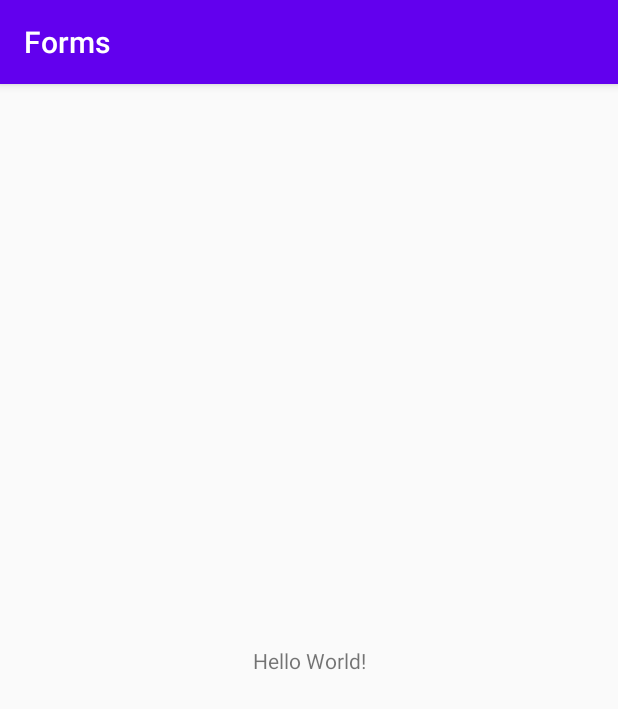
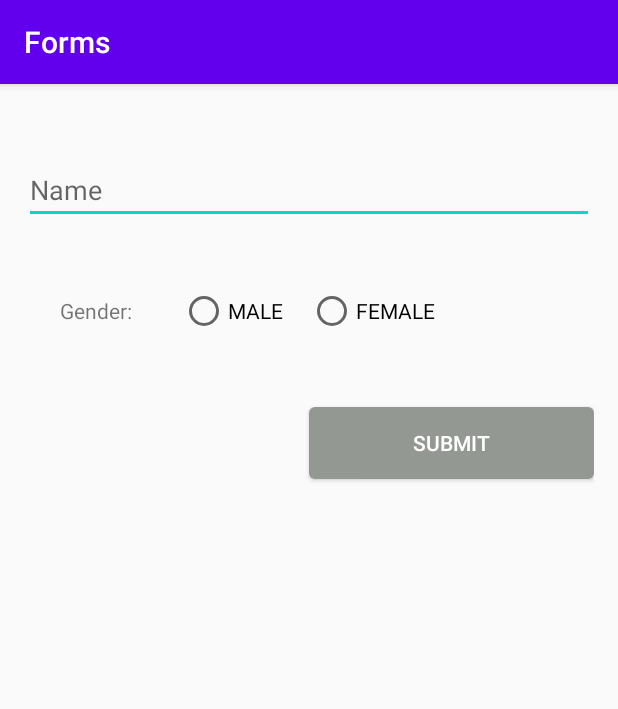
Before and after one commit to nwagu/forms, an Android app: the screen it shows after launch (MainActivity), on a phone screen of 412 x 824 dp. Shown: the top 709 px of the screen. Run offline under Robolectric (Android 15) with nearby library versions, the phone set to English and light mode, and no system bars.

Commit message:
add sample implementation

```diff
--- a/sample/src/main/java/com/example/forms/MainActivity.kt
+++ b/sample/src/main/java/com/example/forms/MainActivity.kt
@@ -2,11 +2,67 @@ package com.example.forms
 
 import androidx.appcompat.app.AppCompatActivity
 import android.os.Bundle
+import android.widget.RadioGroup
+import androidx.appcompat.widget.AppCompatButton
+import androidx.appcompat.widget.AppCompatEditText
+import androidx.lifecycle.Observer
+import com.example.forms.data.Gender
+import com.nwagu.forms.Form
+import com.nwagu.forms.FormField
+import com.nwagu.forms.FormFieldValidators.validateNonNullObject
+import com.nwagu.forms.FormFieldValidators.validateNotEmpty
 
 class MainActivity : AppCompatActivity() {
+
+	lateinit var nameEdit: AppCompatEditText
+	lateinit var genderSelect: RadioGroup
+	lateinit var submitBtn: AppCompatButton
+
+	val form = Form()
+
+	val name =
+		FormField<String>(required = true)
+			.apply {
+				addValidator { validateNotEmpty() }
+				addTo(form)
+			}
+
+	val gender =
+		FormField<Gender>().apply {
+			addValidator { validateNonNullObject() }
+			addTo(form)
+		}
 
 	override fun onCreate(savedInstanceState: Bundle?) {
 		super.onCreate(savedInstanceState)
 		setContentView(R.layout.activity_main)
+
+		initializeViews()
+		setupViews()
 	}
+
+	private fun initializeViews() {
+		nameEdit = findViewById(R.id.nameEdit)
+		genderSelect = findViewById(R.id.genderRadioGroup)
+		submitBtn = findViewById(R.id.submitBtn)
+	}
+
+	private fun setupViews() {
+
+		submitBtn.setOnClickListener {
+			if (form.verify())
+				submitAction(name.value!!, gender.value!!)
+		}
+
+		// Activate submit button when form is verified complete
+		form.isComplete.observe(this, Observer {
+			submitBtn.isActivated = it
+		})
+
+	}
+
+	private fun submitAction(name: String, gender: Gender) {
+		// Do submit work
+	}
+
 }
--- /dev/null
+++ b/sample/src/main/java/com/example/forms/data/Gender.kt
@@ -0,0 +1,6 @@
+package com.example.forms.data
+
+enum class Gender {
+    MALE,
+    FEMALE;
+}
--- /dev/null
+++ b/sample/src/main/res/drawable/background_active_green_state_button.xml
@@ -0,0 +1,18 @@
+<?xml version="1.0" encoding="utf-8"?>
+<selector xmlns:android="http://schemas.android.com/apk/res/android">
+
+    <item android:state_activated="true">
+        <shape android:shape="rectangle">
+            <corners android:radius="4dp" />
+            <solid android:color="#32BD0D" />
+        </shape>
+    </item>
+
+    <item android:state_activated="false">
+        <shape android:shape="rectangle">
+            <corners android:radius="4dp" />
+            <solid android:color="#949893" />
+        </shape>
+    </item>
+
+</selector>
--- a/sample/src/main/res/layout/activity_main.xml
+++ b/sample/src/main/res/layout/activity_main.xml
@@ -1,18 +1,94 @@
 <?xml version="1.0" encoding="utf-8"?>
-<androidx.constraintlayout.widget.ConstraintLayout xmlns:android="http://schemas.android.com/apk/res/android"
+<ScrollView xmlns:android="http://schemas.android.com/apk/res/android"
 	xmlns:app="http://schemas.android.com/apk/res-auto"
 	xmlns:tools="http://schemas.android.com/tools"
 	android:layout_width="match_parent"
 	android:layout_height="match_parent"
 	tools:context=".MainActivity">
 
-	<TextView
-		android:layout_width="wrap_content"
+	<androidx.constraintlayout.widget.ConstraintLayout
+		android:layout_width="match_parent"
 		android:layout_height="wrap_content"
-		android:text="Hello World!"
-		app:layout_constraintBottom_toBottomOf="parent"
-		app:layout_constraintLeft_toLeftOf="parent"
-		app:layout_constraintRight_toRightOf="parent"
-		app:layout_constraintTop_toTopOf="parent" />
+		android:padding="16sp">
 
-</androidx.constraintlayout.widget.ConstraintLayout>
+		<androidx.appcompat.widget.AppCompatEditText
+			android:id="@+id/nameEdit"
+			android:layout_width="0dp"
+			android:layout_height="wrap_content"
+			android:hint="Name"
+			android:layout_marginTop="32dp"
+			app:layout_constraintStart_toStartOf="parent"
+			app:layout_constraintEnd_toEndOf="parent"
+			app:layout_constraintTop_toTopOf="parent" />
+
+		<androidx.appcompat.widget.AppCompatTextView
+			android:id="@+id/genderTextView"
+			android:layout_width="wrap_content"
+			android:layout_height="wrap_content"
+			android:layout_marginStart="24dp"
+			android:layout_marginTop="48dp"
+			android:layout_marginEnd="24dp"
+			android:layout_marginBottom="16dp"
+			android:text="Gender:"
+			app:layout_constraintStart_toStartOf="parent"
+			app:layout_constraintTop_toBottomOf="@id/nameEdit" />
+
+		<RadioGroup
+			android:id="@+id/genderRadioGroup"
+			android:layout_width="wrap_content"
+			android:layout_height="wrap_content"
+			android:orientation="horizontal"
+			android:layout_marginStart="32dp"
+			app:layout_constraintBottom_toBottomOf="@id/genderTextView"
+			app:layout_constraintStart_toEndOf="@id/genderTextView"
+			app:layout_constraintTop_toTopOf="@id/genderTextView">
+
+			<RadioButton
+				android:id="@+id/radio_male"
+				android:layout_width="wrap_content"
+				android:layout_height="wrap_content"
+				android:text="MALE" />
+
+			<RadioButton
+				android:id="@+id/radio_female"
+				android:layout_width="wrap_content"
+				android:layout_height="wrap_content"
+				android:layout_marginStart="16dp"
+				android:text="FEMALE" />
+
+		</RadioGroup>
+
+		<androidx.appcompat.widget.AppCompatTextView
+			android:id="@+id/genderSelectFeedback"
+			android:layout_width="wrap_content"
+			android:layout_height="wrap_content"
+			android:layout_marginEnd="8dp"
+			android:textColor="#E91E63"
+			android:textSize="10sp"
+			android:visibility="gone"
+			app:layout_constraintEnd_toEndOf="parent"
+			app:layout_constraintHorizontal_bias="1"
+			app:layout_constraintStart_toStartOf="parent"
+			app:layout_constraintTop_toBottomOf="@id/genderRadioGroup"
+			tools:text="Gender not selected"
+			tools:visibility="visible" />
+
+		<androidx.appcompat.widget.AppCompatButton
+			android:id="@+id/submitBtn"
+			android:layout_width="0dp"
+			android:layout_height="wrap_content"
+			android:padding="8dp"
+			android:layout_marginTop="48dp"
+			android:layout_marginBottom="48dp"
+			android:text="Submit"
+			android:background="@drawable/background_active_green_state_button"
+			android:textColor="#FFFFFF"
+			app:layout_constraintEnd_toEndOf="parent"
+			app:layout_constraintTop_toBottomOf="@id/genderSelectFeedback"
+			app:layout_constraintBottom_toBottomOf="parent"
+			app:layout_constraintWidth_percent="0.5"
+			app:layout_constraintHorizontal_bias="1"/>
+
+	</androidx.constraintlayout.widget.ConstraintLayout>
+
+</ScrollView>
```
Also changed, not shown: 1 other file.
